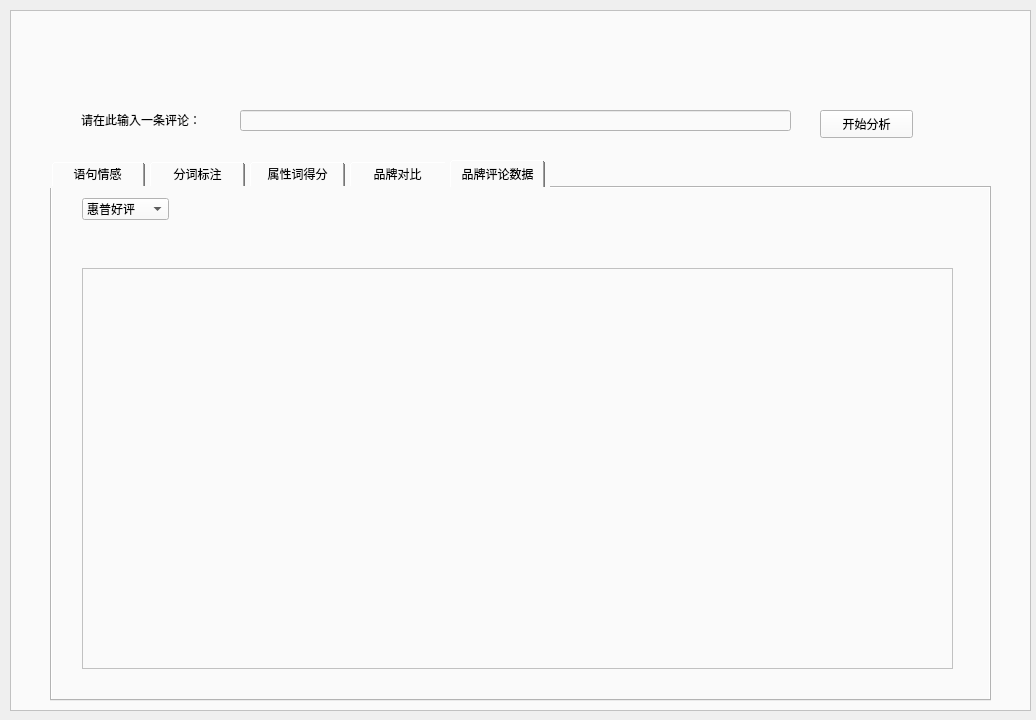
Before: the Qt Designer form UI/main.ui in Orchardxyz/NCSAS, drawn with Qt 5.
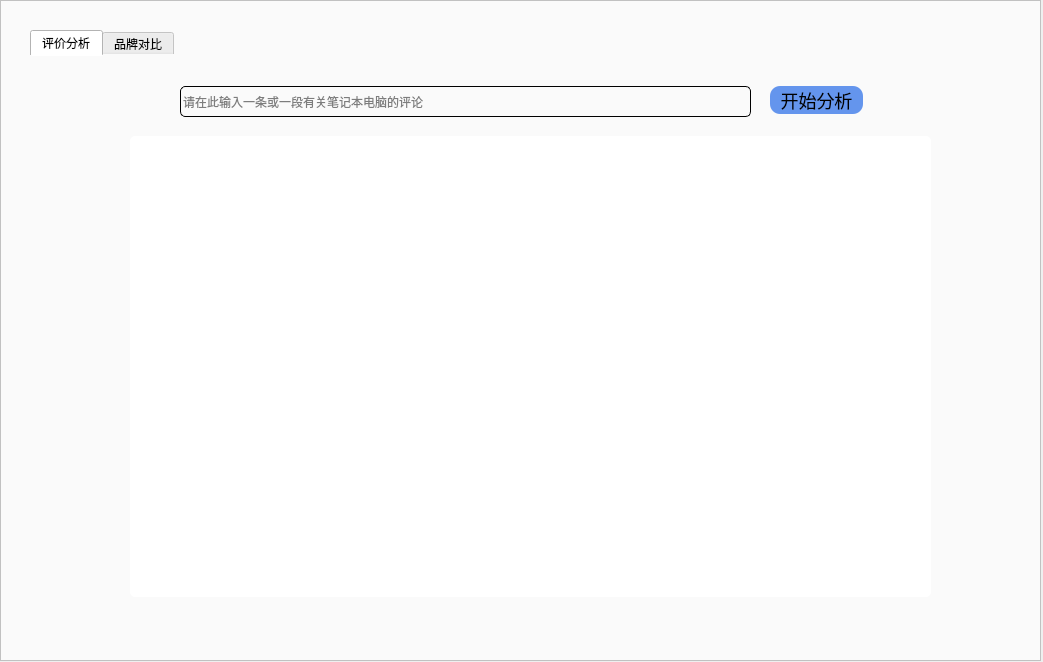
After: the same form once the commit is applied.

Commit message: 更改客户端界面整体架构及部分样式

```diff
--- a/UI/main.ui
+++ b/UI/main.ui
@@ -6,8 +6,8 @@
    <rect>
     <x>0</x>
     <y>0</y>
-    <width>1036</width>
-    <height>720</height>
+    <width>1043</width>
+    <height>662</height>
    </rect>
   </property>
   <property name="windowTitle">
@@ -16,10 +16,10 @@
   <widget class="QFrame" name="frame">
    <property name="geometry">
     <rect>
-     <x>10</x>
-     <y>10</y>
-     <width>1021</width>
-     <height>701</height>
+     <x>0</x>
+     <y>0</y>
+     <width>1041</width>
+     <height>661</height>
     </rect>
    </property>
    <property name="styleSheet">
@@ -28,36 +28,139 @@
 }
 QTabWidget::tab-bar { 
 	alignment: center; 
-} 
-QTabBar::tab {
-	height: 28px;
-	min-width: 85px;
-	margin-right: 5px;
-	padding-left: 5px;
-	padding-right: 5px;
+} </string>
+   </property>
+   <property name="frameShape">
+    <enum>QFrame::StyledPanel</enum>
+   </property>
+   <property name="frameShadow">
+    <enum>QFrame::Raised</enum>
+   </property>
+   <widget class="QTabWidget" name="mainModule">
+    <property name="geometry">
+     <rect>
+      <x>30</x>
+      <y>30</y>
+      <width>981</width>
+      <height>611</height>
+     </rect>
+    </property>
+    <property name="styleSheet">
+     <string notr="true">QTabWidget {
+	border-radius: 5px;
 }</string>
    </property>
+    <property name="tabPosition">
+     <enum>QTabWidget::North</enum>
+    </property>
+    <property name="tabShape">
+     <enum>QTabWidget::Rounded</enum>
+    </property>
+    <property name="currentIndex">
+     <number>0</number>
+    </property>
+    <widget class="QWidget" name="tab_3">
+     <attribute name="title">
+      <string>评价分析</string>
+     </attribute>
+     <widget class="QPushButton" name="pushButton_2">
+      <property name="geometry">
+       <rect>
+        <x>740</x>
+        <y>30</y>
+        <width>93</width>
+        <height>28</height>
+       </rect>
+      </property>
+      <property name="styleSheet">
+       <string notr="true">QPushButton {
+	font-size: 18px;
+    font-style: bold;
+    background: #6495ED;
+    border-style: outset;
+    border-radius: 10px;
+}</string>
+      </property>
+      <property name="text">
+       <string>开始分析</string>
+      </property>
+     </widget>
+     <widget class="QLineEdit" name="lineEdit_2">
+      <property name="geometry">
+       <rect>
+        <x>150</x>
+        <y>30</y>
+        <width>571</width>
+        <height>31</height>
+       </rect>
+      </property>
+      <property name="styleSheet">
+       <string notr="true">QLineEdit {
+	border: 1px solid;
+	border-radius: 5px;
+	border-style: outset;
+}</string>
+      </property>
+      <property name="placeholderText">
+       <string>请在此输入一条或一段有关笔记本电脑的评论</string>
+      </property>
+     </widget>
+     <widget class="QFrame" name="frameAnalysisResult">
+      <property name="geometry">
+       <rect>
+        <x>100</x>
+        <y>80</y>
+        <width>801</width>
+        <height>461</height>
+       </rect>
+      </property>
+      <property name="styleSheet">
+       <string notr="true">QFrame {
+	background-color: white;
+	border-radius: 5px;
+}</string>
+      </property>
    <property name="frameShape">
     <enum>QFrame::StyledPanel</enum>
    </property>
    <property name="frameShadow">
     <enum>QFrame::Raised</enum>
    </property>
+     </widget>
+    </widget>
+    <widget class="QWidget" name="tab_4">
+     <attribute name="title">
+      <string>品牌对比</string>
+     </attribute>
    <widget class="QTabWidget" name="tabOptions">
     <property name="geometry">
      <rect>
       <x>40</x>
-      <y>150</y>
-      <width>941</width>
-      <height>541</height>
-     </rect>
-    </property>
+        <y>20</y>
+        <width>911</width>
+        <height>561</height>
+       </rect>
+      </property>
+      <property name="tabPosition">
+       <enum>QTabWidget::North</enum>
+      </property>
+      <property name="tabShape">
+       <enum>QTabWidget::Triangular</enum>
+      </property>
     <property name="currentIndex">
      <number>4</number>
     </property>
-    <widget class="QWidget" name="tabSentiment">
+      <property name="elideMode">
+       <enum>Qt::ElideMiddle</enum>
+      </property>
+      <widget class="QWidget" name="tabOverall">
      <attribute name="title">
-      <string>语句情感</string>
+        <string>整体极性</string>
+       </attribute>
+      </widget>
+      <widget class="QWidget" name="tabFilter">
+       <attribute name="title">
+        <string>去重</string>
      </attribute>
     </widget>
     <widget class="QWidget" name="tabWords">
@@ -70,11 +173,6 @@
       <string>属性词得分</string>
      </attribute>
     </widget>
-    <widget class="QWidget" name="tabComparison">
-     <attribute name="title">
-      <string>品牌对比</string>
-     </attribute>
-    </widget>
     <widget class="QWidget" name="tabComments">
      <attribute name="title">
       <string>品牌评论数据</string>
@@ -82,22 +180,25 @@
      <widget class="QTableView" name="tableView">
       <property name="geometry">
        <rect>
-        <x>30</x>
-        <y>80</y>
+          <x>20</x>
+          <y>50</y>
         <width>871</width>
-        <height>401</height>
+          <height>461</height>
        </rect>
       </property>
      </widget>
      <widget class="QComboBox" name="comboBox">
       <property name="geometry">
        <rect>
-        <x>30</x>
+          <x>20</x>
         <y>10</y>
         <width>87</width>
         <height>22</height>
        </rect>
       </property>
+        <property name="frame">
+         <bool>false</bool>
+        </property>
       <item>
        <property name="text">
         <string>惠普好评</string>
@@ -121,41 +222,7 @@
      </widget>
     </widget>
    </widget>
-   <widget class="QLabel" name="label">
-    <property name="geometry">
-     <rect>
-      <x>71</x>
-      <y>100</y>
-      <width>151</width>
-      <height>20</height>
-     </rect>
-    </property>
-    <property name="text">
-     <string>请在此输入一条评论：</string>
-    </property>
-   </widget>
-   <widget class="QLineEdit" name="lineEdit">
-    <property name="geometry">
-     <rect>
-      <x>230</x>
-      <y>100</y>
-      <width>551</width>
-      <height>21</height>
-     </rect>
-    </property>
-   </widget>
-   <widget class="QPushButton" name="pushButton">
-    <property name="geometry">
-     <rect>
-      <x>810</x>
-      <y>100</y>
-      <width>93</width>
-      <height>28</height>
-     </rect>
-    </property>
-    <property name="text">
-     <string>开始分析</string>
-    </property>
+    </widget>
    </widget>
   </widget>
  </widget>
```
Lines whose indentation alone changed are shown as unchanged. The commit also changes 6 other files.
